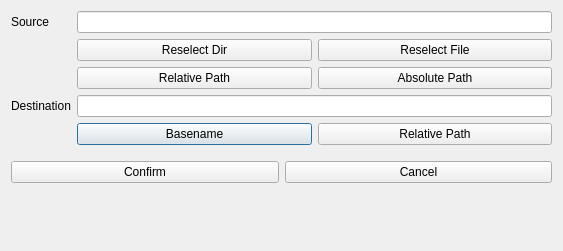
The window that ui/design/modify_extras.ui (zimolab/PyInstallerGUI) describes before a commit, drawn with Qt 5.
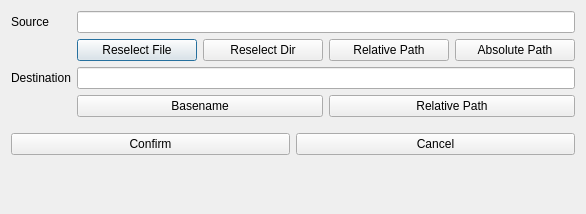
The same window after the commit.

```diff
--- a/ui/design/modify_extras.ui
+++ b/ui/design/modify_extras.ui
@@ -9,8 +9,8 @@
    <rect>
     <x>0</x>
     <y>0</y>
-    <width>563</width>
-    <height>251</height>
+    <width>586</width>
+    <height>214</height>
    </rect>
   </property>
   <property name="windowTitle">
@@ -22,39 +22,14 @@
   <layout class="QVBoxLayout" name="verticalLayout">
    <item>
     <layout class="QGridLayout" name="gridLayout">
+     <item row="2" column="1">
+      <widget class="QLineEdit" name="destinationEdit"/>
+     </item>
      <item row="0" column="1">
       <widget class="QLineEdit" name="soureEdit"/>
      </item>
-     <item row="4" column="1">
-      <layout class="QHBoxLayout" name="horizontalLayout_3">
-       <item>
-        <widget class="QPushButton" name="destBasenameButton">
-         <property name="text">
-          <string>Basename</string>
-         </property>
-        </widget>
-       </item>
-       <item>
-        <widget class="QPushButton" name="destRelativePathButton">
-         <property name="text">
-          <string>Relative Path</string>
-         </property>
-        </widget>
-       </item>
-      </layout>
-     </item>
-     <item row="3" column="1">
-      <widget class="QLineEdit" name="destinationEdit"/>
-     </item>
      <item row="1" column="1">
-      <layout class="QHBoxLayout" name="horizontalLayout_2">
-       <item>
-        <widget class="QPushButton" name="reselectDirButton">
-         <property name="text">
-          <string>Reselect Dir</string>
-         </property>
-        </widget>
-       </item>
+      <layout class="QHBoxLayout" name="horizontalLayout_4">
        <item>
         <widget class="QPushButton" name="reselectFileButton">
          <property name="text">
@@ -62,17 +37,13 @@
          </property>
         </widget>
        </item>
-      </layout>
-     </item>
-     <item row="3" column="0">
-      <widget class="QLabel" name="destinationLabel">
-       <property name="text">
-        <string>Destination</string>
-       </property>
-      </widget>
-     </item>
-     <item row="2" column="1">
-      <layout class="QHBoxLayout" name="horizontalLayout_4">
+       <item>
+        <widget class="QPushButton" name="reselectDirButton">
+         <property name="text">
+          <string>Reselect Dir</string>
+         </property>
+        </widget>
+       </item>
        <item>
         <widget class="QPushButton" name="srcRelativePathButton">
          <property name="text">
@@ -89,6 +60,13 @@
        </item>
       </layout>
      </item>
+     <item row="2" column="0">
+      <widget class="QLabel" name="destinationLabel">
+       <property name="text">
+        <string>Destination</string>
+       </property>
+      </widget>
+     </item>
      <item row="0" column="0">
       <widget class="QLabel" name="sourceLabel">
        <property name="text">
@@ -96,6 +74,24 @@
        </property>
       </widget>
      </item>
+     <item row="3" column="1">
+      <layout class="QHBoxLayout" name="horizontalLayout_2">
+       <item>
+        <widget class="QPushButton" name="destBasenameButton">
+         <property name="text">
+          <string>Basename</string>
+         </property>
+        </widget>
+       </item>
+       <item>
+        <widget class="QPushButton" name="destRelativePathButton">
+         <property name="text">
+          <string>Relative Path</string>
+         </property>
+        </widget>
+       </item>
+      </layout>
+     </item>
     </layout>
    </item>
    <item>
```
